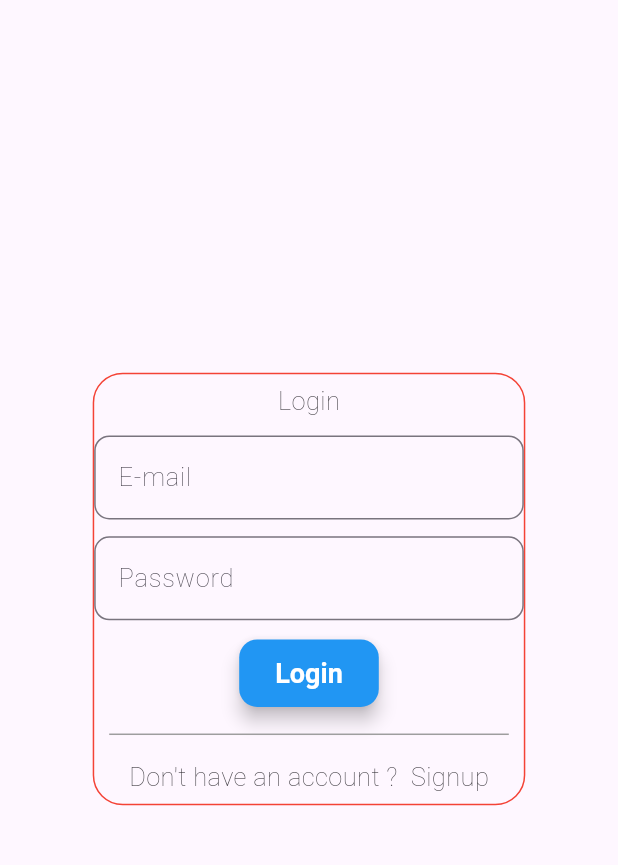
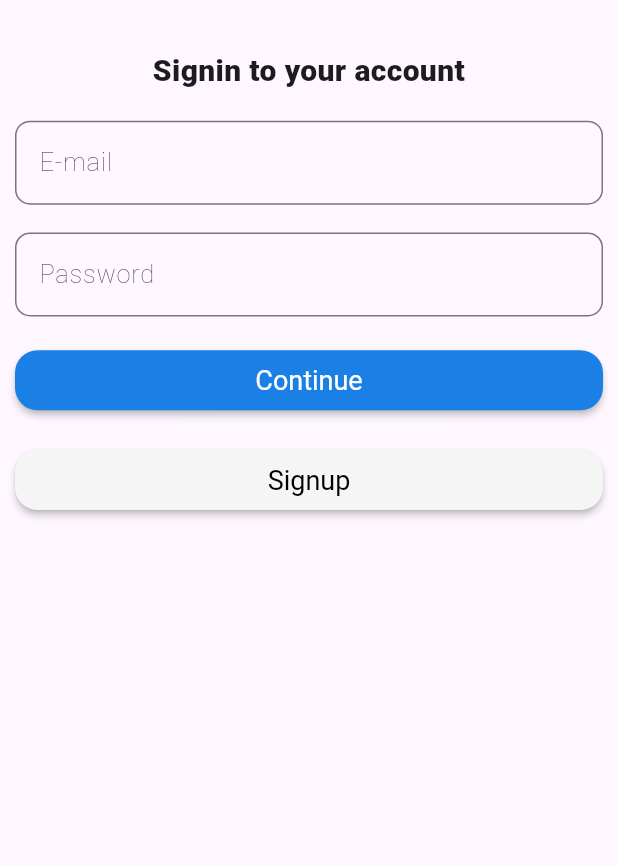
Before and after one commit to rkt1234/blogapp, a Flutter app: the SigninScreen screen opened directly, on a phone screen of 412 x 824 dp, the part 71-936 px from its top. Run offline on Flutter 3.47's test engine with Material 3 defaults, Android fonts, the phone set to English and light mode, and no system bars; our stand-ins replace cached_network_image, delightful_toast, flutter_cache_manager, google_fonts, image_picker, jwt_decoder and 1 more; accounts and stored records are empty; network calls fail; Roboto replaces fonts that are missing (Gabarito).

Commit message:
"Updated UI components, styles, and widgets in various screens, including CreateBlog, EditBlog, Home, Profile, Signin, and Signup screens, and added flutter_cache_manager dependency."

```diff
--- a/lib/screens/home_screen.dart
+++ b/lib/screens/home_screen.dart
@@ -8,6 +8,7 @@ import 'package:blogapp/services/navigation_service.dart';
 import 'package:blogapp/utils/configs.dart';
 import 'package:blogapp/widgets/blog_tile.dart';
 import 'package:flutter/material.dart';
+import 'package:google_fonts/google_fonts.dart';
 import 'package:jwt_decoder/jwt_decoder.dart';
 import 'package:shared_preferences/shared_preferences.dart';
 
@@ -74,7 +75,9 @@ class _HomeScreenState extends State<HomeScreen> {
                       child: CircleAvatar(
                           backgroundImage: NetworkImage(imageUrl))),
                   const Spacer(),
-                  Text(userName),
+                  Text(userName,  style: GoogleFonts.lato(
+                        fontSize: 25, fontWeight: FontWeight.w900),
+                  ),
                   const Spacer(),
                   IconButton(
                       onPressed: () async {
--- a/lib/screens/profile_page.dart
+++ b/lib/screens/profile_page.dart
@@ -9,6 +9,7 @@ import 'package:blogapp/services/toast_service.dart';
 import 'package:blogapp/utils/configs.dart';
 import 'package:blogapp/widgets/blog_tile.dart';
 import 'package:flutter/material.dart';
+import 'package:google_fonts/google_fonts.dart';
 
 class ProfileScreen extends StatefulWidget {
   final token;
@@ -45,9 +46,9 @@ class _ProfileScreenState extends State<ProfileScreen> {
                   radius: 50,
                 ),
                 const SizedBox(height: 20),
-                Text(userName),
+                Text(userName, style: GoogleFonts.lato(fontSize: 30, fontWeight: FontWeight.w900),),
                 const SizedBox(height: 20),
-                const Text("My Blogs "),
+                Text("Library", style: GoogleFonts.montserrat(fontSize: 25, fontWeight: FontWeight.w500),),
                 const SizedBox(
                   height: 50,
                 ),
--- a/lib/screens/signin_screen.dart
+++ b/lib/screens/signin_screen.dart
@@ -46,20 +46,16 @@ class _SigninScreenState extends State<SigninScreen> {
         ),
         body:Stack(
           children: [
-             Center(
-                child: Container(
-                  height: height * .35,
-                  width: height * .35,
-                  decoration: BoxDecoration(
-                    border: Border.all(color: Colors.red),
-                    borderRadius: BorderRadius.circular(20),
-                  ),
+             Container(
+              margin: EdgeInsets.symmetric(horizontal: 10, vertical: 15),
+               height: height * .4,
                child: Column(
                  mainAxisAlignment: MainAxisAlignment.spaceAround,
+                 crossAxisAlignment: CrossAxisAlignment.stretch,
                  children: [
                    Text(
-                        "Login",
-                        style: authenticationFormStyle,
+                     "Signin to your account",textAlign: TextAlign.center,
+                     style: authenticationFormStyle.copyWith(fontSize: 20, fontWeight: FontWeight.w900),
                    ),
                    AuthCustomTextField(
                      errorText: provider.emailError,
@@ -68,6 +64,7 @@ class _SigninScreenState extends State<SigninScreen> {
                      labelStyle: authenticationFormStyle,
                    ),
                    AuthCustomTextField(
+                    obscureText: true,
                      errorText: provider.passwordError,
                      controller: passwordController,
                      labelText: 'Password',
@@ -93,47 +90,42 @@ class _SigninScreenState extends State<SigninScreen> {
                      },
                      style: ElevatedButton.styleFrom(
                        foregroundColor: Colors.white,
-                          backgroundColor: Colors.blue, // Button text color
-                          padding: const EdgeInsets.symmetric(
-                              horizontal: 24, vertical: 12),
+                       backgroundColor: Color(0xFF1A80E5), // Button text color
+
                        shape: RoundedRectangleBorder(
                          borderRadius:
-                                BorderRadius.circular(12), // Rounded corners
+                             BorderRadius.circular(15), // Rounded corners
                        ),
-                          elevation: 5, // Button elevation
+                       elevation: 2, // Button elevation
                        textStyle: const TextStyle(
                          fontSize: 18,
-                            fontWeight: FontWeight.bold,
+
                        ),
                      ),
-                        child: const Text("Login"),
+                     child: const Text("Continue"),
                    ),
-                      Container(
-                          margin: const EdgeInsets.symmetric(
-                              horizontal: 10, vertical: 5),
-                          height: 1,
-                          width: double.infinity,
-                          color: Colors.grey),
-                      Row(
-                        mainAxisAlignment: MainAxisAlignment.center,
-                        children: [
-                          Text(
-                            "Don't have an account ? ",
-                            style: authenticationFormStyle,
-                          ),
-                          InkWell(
-                            onTap: () async {
+                   ElevatedButton(
+                     onPressed: ()  {
                        pushReplacement(context, SignupScreen());
                      },
-                            child: Text(
-                              " Signup",
-                              style: authenticationFormStyle,
+                     style: ElevatedButton.styleFrom(
+                        foregroundColor: Colors.black,
+                        backgroundColor: Colors.grey[100], // Button text color
+
+                        shape: RoundedRectangleBorder(
+                          borderRadius:
+                              BorderRadius.circular(15), // Rounded corners
                         ),
-                          )
+                        elevation: 2, // Button elevation
+                        textStyle: const TextStyle(
+                          fontSize: 18,
+                        ),
+                      ),
+                     child: const Text("Signup"),
+                   ),
+                  //
+
                  ],
-                      )
-                    ],
-                  ),
                ),
              ),
               provider.isLoading?const Center(child: CircularProgressIndicator(),):Container()
--- a/lib/widgets/custom_auth_textfield.dart
+++ b/lib/widgets/custom_auth_textfield.dart
@@ -4,6 +4,7 @@ class AuthCustomTextField extends StatefulWidget {
   final String labelText;
   final TextStyle labelStyle;
   final TextEditingController? controller;
+  final bool? obscureText;
   // ignore: prefer_typing_uninitialized_variables
   final errorText;
   const AuthCustomTextField(
@@ -11,7 +12,7 @@ class AuthCustomTextField extends StatefulWidget {
       required this.labelText,
       required this.labelStyle,
       this.controller,
-      required this.errorText});
+      required this.errorText, this.obscureText});
 
   @override
   State<AuthCustomTextField> createState() => _AuthCustomTextFieldState();
@@ -21,6 +22,7 @@ class _AuthCustomTextFieldState extends State<AuthCustomTextField> {
   @override
   Widget build(BuildContext context) {
     return TextField(
+      obscureText: widget.obscureText??false,
       controller: widget.controller,
       decoration: InputDecoration(
         errorText: widget.errorText,
--- a/pubspec.yaml
+++ b/pubspec.yaml
@@ -45,6 +45,7 @@ dependencies:
   image_picker: ^1.1.2
   cloudinary_url_gen: ^1.5.0
   cached_network_image: ^3.4.0
+  flutter_cache_manager: ^3.4.0
 
 dev_dependencies:
   flutter_test:
```
Also changed, not shown: lib/screens/create_blog_screen.dart (+10 -10 lines), lib/screens/edit_blog_screen.dart (+12 -8 lines), lib/screens/signup_screen.dart (+42 -47 lines), lib/screens/view_blog_screen.dart (+10 -6 lines), lib/widgets/blog_tile.dart (+19 -23 lines), pubspec.lock. Lines whose indentation alone changed are shown as unchanged.
